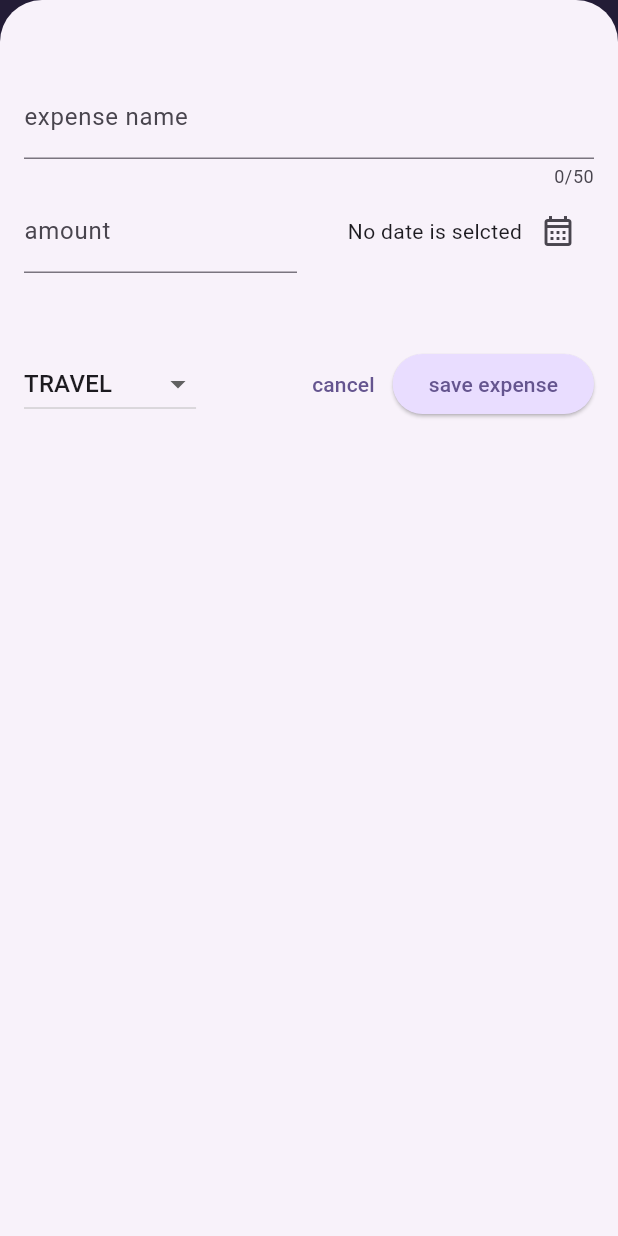
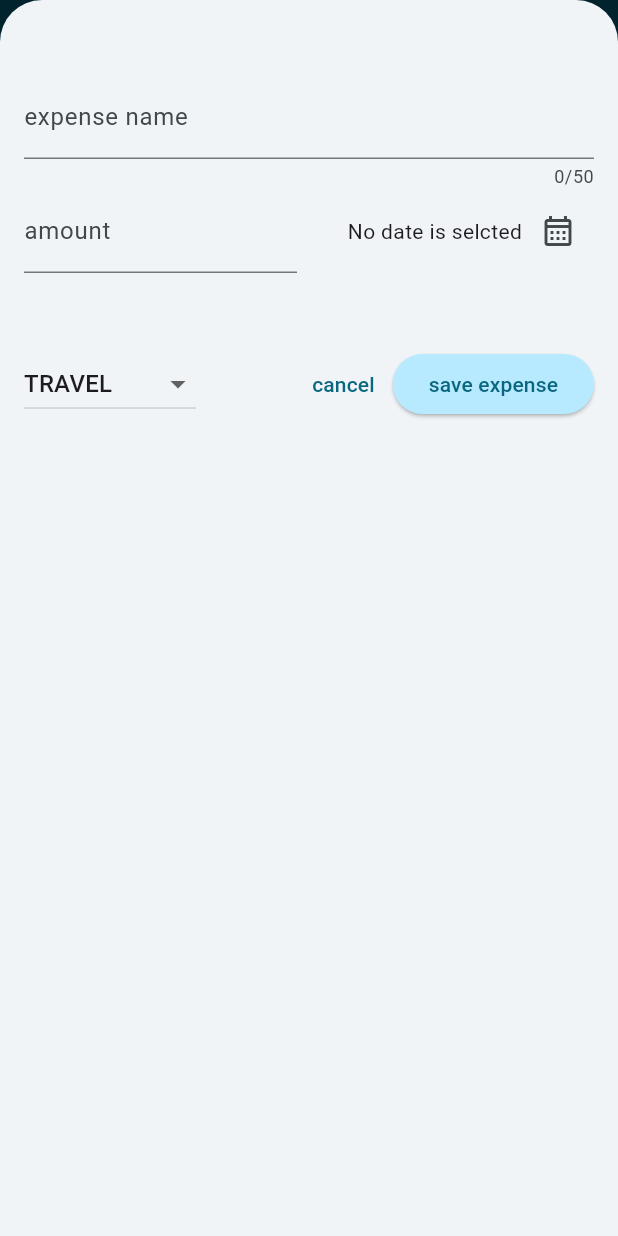
Before and after one commit to NouranAlSharawneh/expense_tracker_mobile_app, a Flutter app: the screen it shows after launch, after a tap on the "add" icon, on a phone screen of 412 x 824 dp. Run offline on Flutter 3.47's test engine with Material 3 defaults, Android fonts, the phone set to English and light mode, and no system bars.

Commit message:
added the dqark them, fixed the format, added the chart

```diff
--- a/lib/main.dart
+++ b/lib/main.dart
@@ -1,11 +1,30 @@
 import 'package:flutter/material.dart';
 import 'package:expense_tracker/widgets/expenses.dart';
 
-var kColorScheme = ColorScheme.fromSeed(seedColor: const Color.fromARGB(255, 96, 59, 181));
+var kColorScheme = ColorScheme.fromSeed(seedColor:const Color.fromARGB(255, 59, 151, 181));
+var kDarkColorScheme = ColorScheme.fromSeed(
+  brightness: Brightness.dark,
+  seedColor:Color.fromARGB(255, 46, 51, 53));
 
 void main() {
   runApp(
     MaterialApp(
+      darkTheme: ThemeData.dark().copyWith(
+        colorScheme: kDarkColorScheme,
+        cardTheme: const CardTheme().copyWith(
+          color: kDarkColorScheme.secondaryContainer,
+          margin: const EdgeInsets.symmetric(
+            horizontal: 16,
+            vertical: 8,
+          ),
+        ),
+        elevatedButtonTheme: ElevatedButtonThemeData(
+          style: ElevatedButton.styleFrom(
+            backgroundColor: kDarkColorScheme.primaryContainer,
+            foregroundColor: kDarkColorScheme.onPrimaryContainer
+          )
+        )
+      ),
       theme: ThemeData().copyWith(
         useMaterial3: true,
         colorScheme: kColorScheme,
@@ -15,7 +34,10 @@ void main() {
         ),
         cardTheme: const CardTheme().copyWith(
           color: kColorScheme.secondaryContainer,
-          margin:const EdgeInsets.symmetric(horizontal: 20, vertical: 8)
+          margin:const EdgeInsets.symmetric(
+            horizontal: 20,
+            vertical: 8,
+          )
         ),
         elevatedButtonTheme: ElevatedButtonThemeData(
           style: ElevatedButton.styleFrom(
@@ -23,9 +45,13 @@ void main() {
           ),
           ),
         textTheme: ThemeData().textTheme.copyWith(
-          titleLarge: TextStyle(fontWeight: FontWeight.normal, color: kColorScheme.onSecondaryContainer, fontSize: 14)
-        )
+          titleLarge: TextStyle(
+            fontWeight: FontWeight.bold,
+            color: kColorScheme.onSecondaryContainer,
+            fontSize: 20),
         ),
+        ),
+      themeMode: ThemeMode.system,
       home: const Expenses(),
     ),
   );
--- a/lib/models/expense.dart
+++ b/lib/models/expense.dart
@@ -33,3 +33,26 @@ class Expense {
     return formatter.format(date);
   }
 }
+
+class ExpenseBucket {
+  const ExpenseBucket({
+    required this.category,
+    required this.expenses,
+  });
+
+  ExpenseBucket.forCategory(List<Expense> allExpenses, this.category) : expenses = allExpenses
+        .where((expense) => expense.category == category)
+        .toList();
+
+  final Category category;
+  final List<Expense> expenses;
+
+  double get totalExpenses {
+    double sum = 0;
+
+    for(final expense in expenses) {
+      sum += expense.amount;
+    }
+    return sum;
+  }
+}
--- /dev/null
+++ b/lib/widgets/chart/chart.dart
@@ -0,0 +1,95 @@
+import 'package:flutter/material.dart';
+
+import 'package:expense_tracker/widgets/chart/chart_bar.dart';
+import 'package:expense_tracker/models/expense.dart';
+
+class Chart extends StatelessWidget {
+  const Chart({super.key, required this.expenses});
+
+  final List<Expense> expenses;
+
+  List<ExpenseBucket> get buckets {
+    return [
+      ExpenseBucket.forCategory(expenses, Category.food),
+      ExpenseBucket.forCategory(expenses, Category.university),
+      ExpenseBucket.forCategory(expenses, Category.travel),
+      ExpenseBucket.forCategory(expenses, Category.friends),
+    ];
+  }
+
+  double get maxTotalExpense {
+    double maxTotalExpense = 0;
+
+    for (final bucket in buckets) {
+      if (bucket.totalExpenses > maxTotalExpense) {
+        maxTotalExpense = bucket.totalExpenses;
+      }
+    }
+
+    return maxTotalExpense;
+  }
+
+  @override
+  Widget build(BuildContext context) {
+    final isDarkMode =
+        MediaQuery.of(context).platformBrightness == Brightness.dark;
+    return Container(
+      margin: const EdgeInsets.all(16),
+      padding: const EdgeInsets.symmetric(
+        vertical: 16,
+        horizontal: 8,
+      ),
+      width: double.infinity,
+      height: 180,
+      decoration: BoxDecoration(
+        borderRadius: BorderRadius.circular(8),
+        gradient: LinearGradient(
+          colors: [
+            Theme.of(context).colorScheme.primary.withOpacity(0.3),
+            Theme.of(context).colorScheme.primary.withOpacity(0.0)
+          ],
+          begin: Alignment.bottomCenter,
+          end: Alignment.topCenter,
+        ),
+      ),
+      child: Column(
+        children: [
+          Expanded(
+            child: Row(
+              crossAxisAlignment: CrossAxisAlignment.end,
+              children: [
+                for (final bucket in buckets) // alternative to map()
+                  ChartBar(
+                    fill: bucket.totalExpenses == 0
+                        ? 0
+                        : bucket.totalExpenses / maxTotalExpense,
+                  )
+              ],
+            ),
+          ),
+          const SizedBox(height: 12),
+          Row(
+            children: buckets
+                .map(
+                  (bucket) => Expanded(
+                    child: Padding(
+                      padding: const EdgeInsets.symmetric(horizontal: 4),
+                      child: Icon(
+                        categoryIcons[bucket.category],
+                        color: isDarkMode
+                            ? Theme.of(context).colorScheme.secondary
+                            : Theme.of(context)
+                                .colorScheme
+                                .primary
+                                .withOpacity(0.7),
+                      ),
+                    ),
+                  ),
+                )
+                .toList(),
+          )
+        ],
+      ),
+    );
+  }
+}
--- /dev/null
+++ b/lib/widgets/chart/chart_bar.dart
@@ -0,0 +1,34 @@
+import 'package:flutter/material.dart';
+
+class ChartBar extends StatelessWidget {
+  const ChartBar({
+    super.key,
+    required this.fill,
+  });
+
+  final double fill;
+
+  @override
+  Widget build(BuildContext context) {
+    final isDarkMode =
+        MediaQuery.of(context).platformBrightness == Brightness.dark;
+    return Expanded(
+      child: Padding(
+        padding: const EdgeInsets.symmetric(horizontal: 4),
+        child: FractionallySizedBox(
+          heightFactor: fill,
+          child: DecoratedBox(
+            decoration: BoxDecoration(
+              shape: BoxShape.rectangle,
+              borderRadius:
+                  const BorderRadius.vertical(top: Radius.circular(8)),
+              color: isDarkMode
+                  ? Theme.of(context).colorScheme.secondary
+                  : Theme.of(context).colorScheme.primary.withOpacity(0.65),
+            ),
+          ),
+        ),
+      ),
+    );
+  }
+}
--- a/lib/widgets/expenses.dart
+++ b/lib/widgets/expenses.dart
@@ -1,3 +1,4 @@
+import 'package:expense_tracker/widgets/chart/chart.dart';
 import 'package:expense_tracker/widgets/expenses_list/expenses_list.dart';
 import 'package:expense_tracker/widgets/new_expense.dart';
 import 'package:flutter/material.dart';
@@ -84,7 +85,7 @@ class _ExpensesState extends State<Expenses> {
       ),
       body: Column(
         children:[
-          const Text('The chart'),
+          Chart(expenses: _registeredExpenses),
           Expanded(
             child: mainContent,
           )
--- a/lib/widgets/expenses_list/expense_item.dart
+++ b/lib/widgets/expenses_list/expense_item.dart
@@ -15,8 +15,10 @@ class ExpenseItem extends StatelessWidget {
           vertical: 16,
         ),
         child: Column(
+          crossAxisAlignment: CrossAxisAlignment.start,
           children: [
-            Text(expense.title),
+            Text(expense.title, style: Theme.of(context).textTheme.titleLarge,
+            ),
             const SizedBox(height: 4),
             Row(
               children: [
--- a/lib/widgets/expenses_list/expenses_list.dart
+++ b/lib/widgets/expenses_list/expenses_list.dart
@@ -21,6 +21,11 @@ class ExpensesList extends StatelessWidget {
           onDismissed: (direction) {
             onRemoveExpense(expenses[index]);
           },
+          background: Container(
+            color: Theme.of(context).colorScheme.error.withOpacity(0.65),
+            margin: EdgeInsets.symmetric(horizontal: Theme.of(context).cardTheme.margin!.horizontal,
+            ),
+          ),
           key: ValueKey(expenses[index]),
           child: ExpenseItem(expenses[index],
           ),
```
